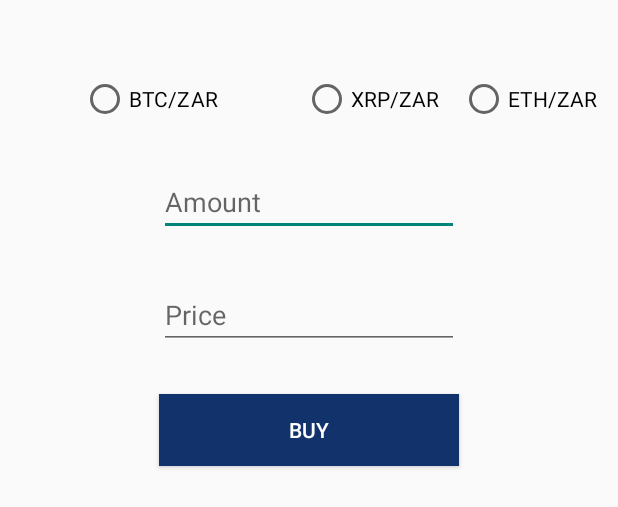
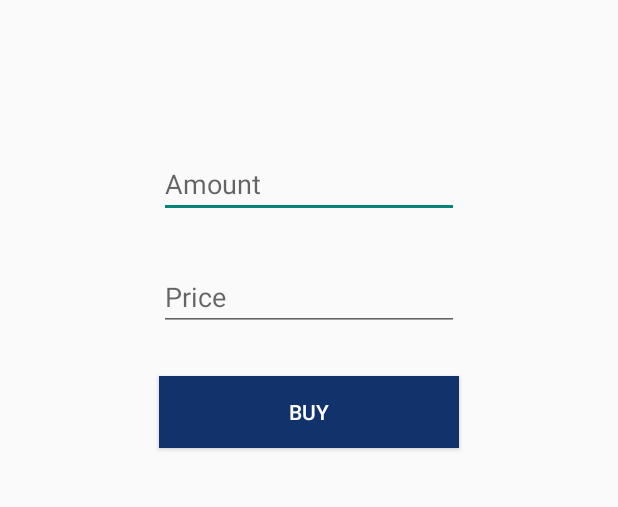
Before and after one commit to Cameron-Fisher-506/BotCoin, an Android app: the layout frag_bot_trade.xml on its own in the app's theme, with its tools: preview values and no code run, on a phone screen of 412 x 824 dp. Shown: the top 507 px of the screen. Run offline under Robolectric (Android 15) with nearby library versions, the phone set to English and light mode, and no system bars.

Commit message:
Added Trade Bot Service.
- BotFrag: Removed the check for support and resistance price.
- HomeFrag: Using new connection framework.
- WalletFrag: Using new connection framework.
- AutoTradeFrag: Starting and stopping trading bot service.
- ConstantUtils: Removed KEY_ID and SECRET_KEY.
- GeneralUtils: Added buildPostOrder, buildListTrades methods.
- StringUtils: Added postorder and list trades end points.
- MainActivity: Added runAutoTrade method to start the trade bot
service.

```diff
--- a/app/src/main/AndroidManifest.xml
+++ b/app/src/main/AndroidManifest.xml
@@ -19,6 +19,7 @@
                 <category android:name="android.intent.category.LAUNCHER" />
             </intent-filter>
         </activity>
+        <service android:name=".za.co.botcoin.services.BotService"/>
     </application>
 
 </manifest>
--- a/app/src/main/java/com/example/botcoin/za/co/botcoin/utils/StringUtils.java
+++ b/app/src/main/java/com/example/botcoin/za/co/botcoin/utils/StringUtils.java
@@ -7,4 +7,6 @@ public class StringUtils {
     public static final String GLOBAL_ENDPOINT_BALANCE = "/api/1/balance";
     public static final String GLOBAL_ENDPOINT_TICKERS = "/api/1/tickers";
     public static final String GLOBAL_ENDPOINT_MARKETORDER = "/api/1/marketorder";
+    public static final String GLOBAL_ENDPOINT_POSTORDER = "/api/1/postorder";
+    public static final String GLOBAL_ENDPOINT_LIST_TRADES = "/api/1/listtrades";
 }
--- a/app/src/main/res/layout/frag_bot.xml
+++ b/app/src/main/res/layout/frag_bot.xml
@@ -17,12 +17,14 @@
 
         <com.google.android.material.tabs.TabItem
             android:id="@+id/botBuy"
-            android:layout_width="wrap_content"
+            android:layout_width="match_parent"
             android:layout_height="wrap_content"
+            android:textAlignment="center"
             android:text="@string/Buy"/>
         <com.google.android.material.tabs.TabItem
             android:id="@+id/botSell"
-            android:layout_width="wrap_content"
+            android:layout_width="match_parent"
+            android:textAlignment="center"
             android:layout_height="wrap_content"
             android:text="@string/Sell"/>
 
--- a/app/src/main/res/layout/frag_bot_trade.xml
+++ b/app/src/main/res/layout/frag_bot_trade.xml
@@ -5,6 +5,30 @@
     android:orientation="vertical" android:layout_width="match_parent"
     android:layout_height="match_parent">
 
+
+    <EditText
+        android:id="@+id/txtAmount"
+        android:layout_width="200dp"
+        android:layout_height="wrap_content"
+        android:layout_marginTop="100dp"
+        android:ems="10"
+        android:hint="@string/Amount"
+        android:inputType="textPersonName"
+        app:layout_constraintEnd_toEndOf="parent"
+        app:layout_constraintStart_toStartOf="parent"
+        app:layout_constraintTop_toTopOf="parent" />
+
+    <EditText
+        android:id="@+id/txtPrice"
+        android:layout_width="200dp"
+        android:layout_height="wrap_content"
+        android:layout_marginTop="30dp"
+        android:ems="10"
+        android:inputType="textPersonName"
+        android:hint="@string/Price"
+        app:layout_constraintEnd_toEndOf="parent"
+        app:layout_constraintStart_toStartOf="parent"
+        app:layout_constraintTop_toBottomOf="@+id/txtAmount" />
 
     <Button
         android:id="@+id/btnTrade"
@@ -18,59 +42,4 @@
         app:layout_constraintStart_toStartOf="parent"
         app:layout_constraintTop_toBottomOf="@+id/txtPrice" />
 
-    <EditText
-        android:id="@+id/txtAmount"
-        android:layout_width="200dp"
-        android:layout_height="wrap_content"
-        android:layout_marginTop="30dp"
-        android:ems="10"
-        android:hint="@string/Amount"
-        android:inputType="textPersonName"
-        app:layout_constraintEnd_toEndOf="parent"
-        app:layout_constraintStart_toStartOf="parent"
-        app:layout_constraintTop_toBottomOf="@+id/rbtnXrpZar" />
-
-    <EditText
-        android:id="@+id/txtPrice"
-        android:layout_width="200dp"
-        android:layout_height="wrap_content"
-        android:layout_marginTop="30dp"
-        android:ems="10"
-        android:inputType="textPersonName"
-        android:hint="@string/Price"
-        app:layout_constraintEnd_toEndOf="parent"
-        app:layout_constraintStart_toStartOf="parent"
-        app:layout_constraintTop_toBottomOf="@+id/txtAmount" />
-
-    <RadioButton
-        android:id="@+id/rbtnBtcZar"
-        android:layout_width="wrap_content"
-        android:layout_height="wrap_content"
-        android:layout_marginTop="50dp"
-        android:layout_marginStart="10dp"
-        android:layout_marginEnd="10dp"
-        android:text="@string/BTCZAR"
-        app:layout_constraintEnd_toStartOf="@+id/rbtnXrpZar"
-        app:layout_constraintStart_toStartOf="parent"
-        app:layout_constraintTop_toTopOf="parent" />
-
-    <RadioButton
-        android:id="@+id/rbtnXrpZar"
-        android:layout_width="wrap_content"
-        android:layout_height="wrap_content"
-        android:layout_marginTop="50dp"
-        android:layout_marginEnd="10dp"
-        android:text="@string/XRPZAR"
-        app:layout_constraintEnd_toStartOf="@+id/rbtnEthZar"
-        app:layout_constraintTop_toTopOf="parent" />
-
-    <RadioButton
-        android:id="@+id/rbtnEthZar"
-        android:layout_width="wrap_content"
-        android:layout_height="wrap_content"
-        android:layout_marginTop="50dp"
-        android:layout_marginEnd="10dp"
-        android:text="@string/ETHZAR"
-        app:layout_constraintEnd_toEndOf="parent"
-        app:layout_constraintTop_toTopOf="parent" />
 </androidx.constraintlayout.widget.ConstraintLayout>
```
Also changed, not shown: app/src/main/java/com/example/botcoin/MainActivity.java (+36 -1 lines), app/src/main/java/com/example/botcoin/za/co/botcoin/navigation/fragments/BotFrag.java (+2 -11 lines), app/src/main/java/com/example/botcoin/za/co/botcoin/navigation/fragments/HomeFrag.java (+43 -25 lines), app/src/main/java/com/example/botcoin/za/co/botcoin/navigation/fragments/WalletFrag.java (+18 -6 lines), app/src/main/java/com/example/botcoin/za/co/botcoin/settings/fragments/AutoTradeFrag.java (+24 -0 lines), app/src/main/java/com/example/botcoin/za/co/botcoin/tasks/HttpGETTask.java (deleted, +0 -56 lines), app/src/main/java/com/example/botcoin/za/co/botcoin/utils/ConstantUtils.java (+7 -4 lines), app/src/main/java/com/example/botcoin/za/co/botcoin/utils/GeneralUtils.java (+30 -3 lines), app/src/main/java/com/example/botcoin/za/co/botcoin/utils/WSCallsUtils.java (deleted, +0 -70 lines), app/src/main/res/layout/frag_nav.xml (+12 -18 lines).
